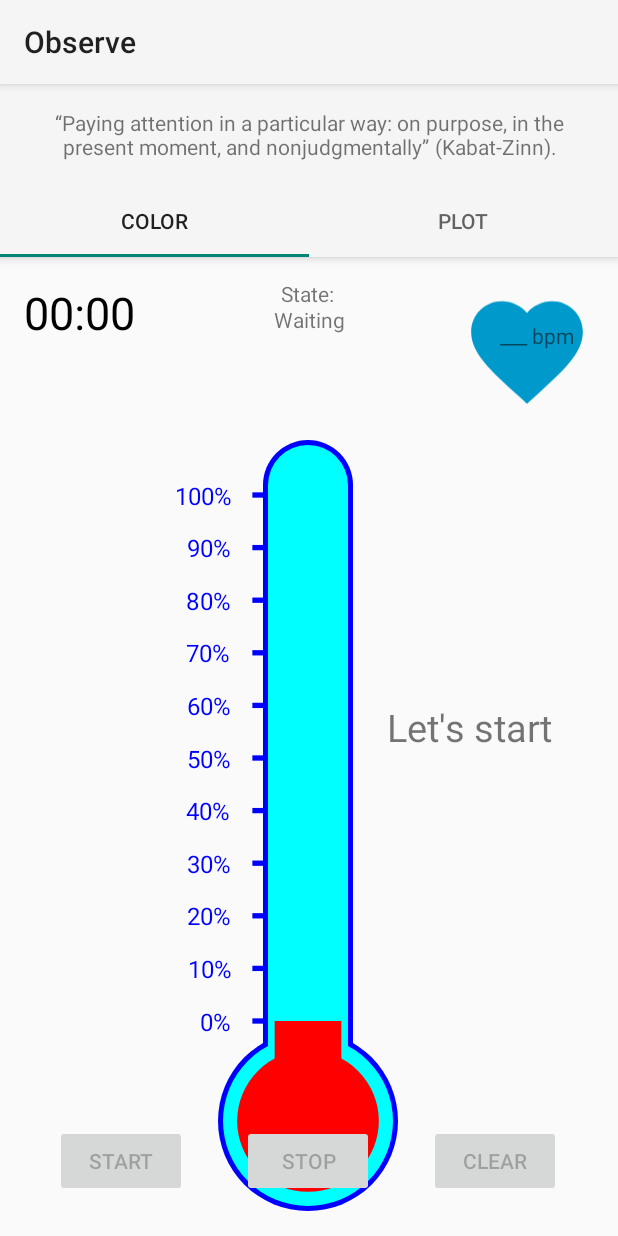
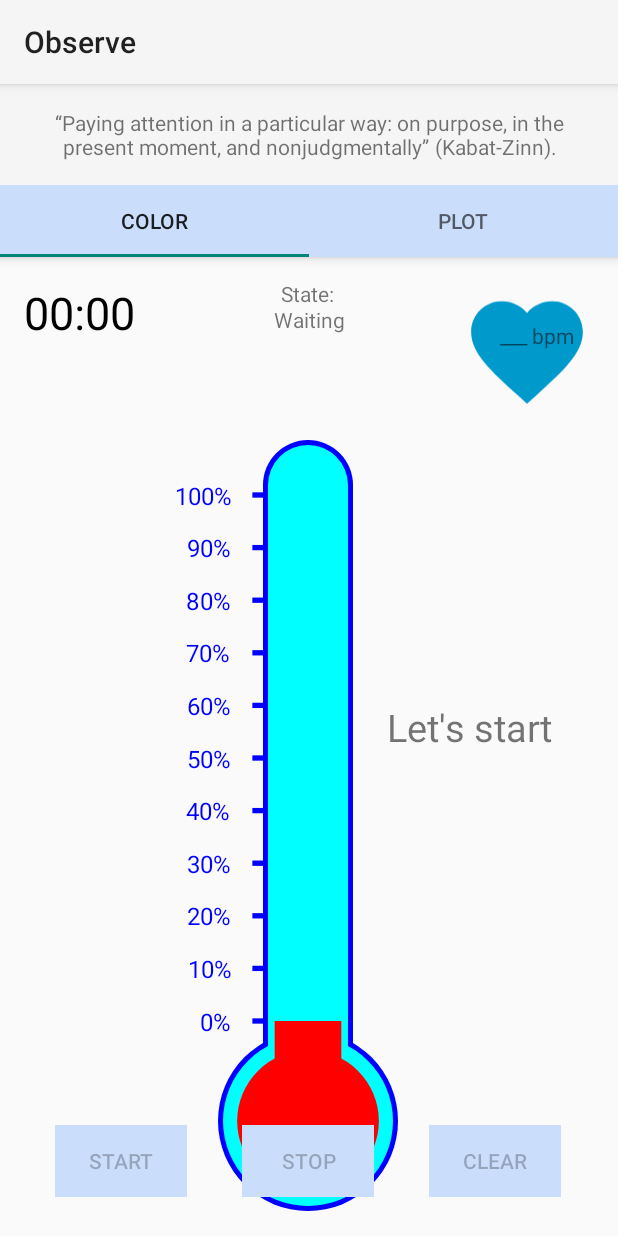
Before and after one commit to bitbalancer/spo2-monitoring, an Android app: the ColorFragment screen opened directly, with no data from a screen before it, on a phone screen of 412 x 824 dp. Run offline under Robolectric (Android 15) with nearby library versions, the phone set to English and light mode, and no system bars; our stand-ins replace Room's generated code; 6 statements that could not run were skipped.

Commit message:
Buttons and tab bar new color Acoustic alarm signal warning message (Toast)

```diff
--- a/app/src/main/java/info/plux/api/SpO2Monitoring/activities/MainActivity.java
+++ b/app/src/main/java/info/plux/api/SpO2Monitoring/activities/MainActivity.java
@@ -2,6 +2,7 @@ package info.plux.api.SpO2Monitoring.activities;
 
 import android.bluetooth.BluetoothDevice;
 import android.content.Intent;
+import android.media.MediaPlayer;
 import android.os.Bundle;
 import android.util.Log;
 
@@ -36,6 +37,7 @@ public class MainActivity extends AppCompatActivity {
         ViewPager viewPager = findViewById(R.id.view_pager);
         viewPager.setAdapter(sectionsPagerAdapter);
         tabs = findViewById(R.id.tabs);
+        tabs.setBackgroundColor(getResources().getColor(R.color.SteelBlue));
         tabs.setupWithViewPager(viewPager);
 
     }
--- a/app/src/main/java/info/plux/api/SpO2Monitoring/ui/main/ColorFragment.java
+++ b/app/src/main/java/info/plux/api/SpO2Monitoring/ui/main/ColorFragment.java
@@ -8,6 +8,7 @@ import android.content.IntentFilter;
 import android.content.pm.ActivityInfo;
 import android.content.res.Configuration;
 import android.graphics.Color;
+import android.media.MediaPlayer;
 import android.os.Build;
 import android.os.Bundle;
 import android.os.Handler;
@@ -21,6 +22,7 @@ import android.view.ViewGroup;
 import android.view.WindowManager;
 import android.widget.Button;
 import android.widget.TextView;
+import android.widget.Toast;
 
 import androidx.annotation.NonNull;
 import androidx.constraintlayout.widget.ConstraintLayout;
@@ -62,16 +64,9 @@ public class ColorFragment extends Fragment {
 
     public static final long DELAY = 1000;
     // Suggestion: Do not save ui states in prefs but in savedInstanceState
-    // State of running could be passed additionally instead of overly complex recording system
+
     // protected static SharedPreferences prefs;
     // protected static SharedPreferences.Editor editor;
-
-
-    /* When database reaches a certain size and hence the loading process takes some time,
-     * the observer is likely to register a change to database supposedly due to select queries in the loading process!
-     * This starts the heart beating undesired. Hence we use SingleLiveEvent to prevent this side effect.
-     */
-    protected static SingleLiveEvent<DataRow> isLoaded = new SingleLiveEvent<>();
 
     private static final int BPM_LIMIT = 40;
     // Adjust maximally expected value for your quantity
@@ -83,9 +78,8 @@ public class ColorFragment extends Fragment {
     private static final String STATE_KEY = "state";
 
 
-    protected static final int FREQUENCY = 20; // up to 1000 Hz possible but not recommendable due to substantial delay
+    protected static final int FREQUENCY = 40; // up to 1000 Hz possible but not recommendable due to substantial delay
     private int maxDataPoints = (int) Math.ceil(PlotFragment.MAX_X) * FREQUENCY; // Number of data points maximally hold in a series (GraphView)
-
 
     // Setup of Ports of Biosignalsplux hub
     // Ports ranges from 0 to 9. The bitmask designates the channels of the sensor.
@@ -107,6 +101,10 @@ public class ColorFragment extends Fragment {
     private ConstraintLayout colorFragmentLayout;
     // buttons
     private Button btStart, btPause, btClear;
+    // mediaplayer
+    private MediaPlayer alarmMP;
+    // toast
+    private Toast warningToast;
     // for connection state report
     private TextView stateView;
     // More TextViews to display data
@@ -235,6 +233,12 @@ public class ColorFragment extends Fragment {
 
         colorViewModel.getClickable().observe(getViewLifecycleOwner(), clickableObserver);
 
+        //------------------------------------------------------------------------------------------
+
+        alarmMP = MediaPlayer.create(getActivity(), R.raw.short_alarm);
+
+        warningToast = Toast.makeText(getContext(), getText(R.string.warning),Toast.LENGTH_LONG);
+
         return root;
     }
 
@@ -260,7 +264,10 @@ public class ColorFragment extends Fragment {
         btStart = root.findViewById(R.id.bt_start);
         btPause = root.findViewById(R.id.bt_pause);
         btClear = root.findViewById(R.id.bt_clear);
-        //Buttons.disable();
+        int btColor = getResources().getColor(R.color.SteelBlue);
+        btStart.setBackgroundColor(btColor);
+        btPause.setBackgroundColor(btColor);
+        btClear.setBackgroundColor(btColor);
 
         // time display
         timeView = root.findViewById(R.id.text_time);
@@ -886,6 +893,16 @@ public class ColorFragment extends Fragment {
             // In this for case Sp02 Sensor (Biosignalsplux)
             if (x < 80) {
                 colorLevelView.setText(R.string.VL);
+                // Plays alarm signal as long as x is lower than specified.
+
+                if(colorViewModel.getRunning()) {
+                    if (!alarmMP.isPlaying()) {
+                        alarmMP.start();
+                    }
+
+                    warningToast.show();
+
+                }
             } else if (x < 85) {
                 colorLevelView.setText(R.string.LO);
             } else if (x < 90) {
@@ -948,14 +965,11 @@ public class ColorFragment extends Fragment {
         if(colorViewModel.getPreviousOrientation() != Configuration.ORIENTATION_UNDEFINED // starting undefined
                 && colorViewModel.getPreviousOrientation() != currentOrientation) {
 
-            //ColorViewModel.rotating = true;
-            //colorViewModel.changeContinuant(0,true);
             Log.v(TAG, "Rotating");
             rotating = true;
 
         } else{
-            //ColorViewModel.rotating = false;
-            //colorViewModel.changeContinuant(0,false);
+
             Log.v(TAG, "Not rotating (task switch / home etc)");
             rotating = false;
         }
@@ -995,12 +1009,6 @@ public class ColorFragment extends Fragment {
                 activity.setRequestedOrientation(ActivityInfo.SCREEN_ORIENTATION_SENSOR_PORTRAIT);
             }
 
-
-            // Records orientation before orientation will become unlocked again.
-            //ColorViewModel.previousOrientation=currentOrientation;
-            //toBeSaved = false;
-
-
         } else {
             activity.getWindow().clearFlags(WindowManager.LayoutParams.FLAG_NOT_TOUCHABLE);
             if (Build.VERSION.SDK_INT >= Build.VERSION_CODES.JELLY_BEAN_MR2) {
--- a/app/src/main/res/values-w820dp/styles.xml
+++ b/app/src/main/res/values-w820dp/styles.xml
@@ -1,3 +1,4 @@
+<!-- Not necessary. You must use Theme.AppCompat. -->
 <resources>
 
     <!-- Base application theme. -->
--- a/app/src/main/res/values/colors.xml
+++ b/app/src/main/res/values/colors.xml
@@ -15,6 +15,7 @@
     <color name="white">#FFFFFFFF</color>
 
     <!-- my colors -->
+    <color name="SteelBlue">#CADEFC</color>
     <color name="White">#FFFFFFFF</color>
     <color name="Silver">#FFC0C0C0</color>
     <color name="Gray">#FF808080</color>
@@ -42,7 +43,7 @@
     <color name="High">#FFB533</color>
     <color name="VeryHigh">#FFA200</color>
 
-
+    <!-- scale -->
     <color name="outerColor">#FF0000FF</color>
     <color name="middleColor">#FF00FFFF</color>
     <color name="innerColor">#FFFF0000</color>
--- a/app/src/main/res/values/strings.xml
+++ b/app/src/main/res/values/strings.xml
@@ -34,5 +34,8 @@
     <string name="HI">HIGH</string>
     <string name="VH">VERY HIGH</string>
 
+    <!-- Toast -->
+    <string name="warning">Breath my dear! Time to take a break.</string>
+
 
 </resources>
--- a/app/src/main/res/values/themes.xml
+++ b/app/src/main/res/values/themes.xml
@@ -1 +1,2 @@
+<!-- Not necessary. You must use Theme.AppCompat. -->
 <resources></resources>
```
Also changed, not shown: app/src/main/AndroidManifest.xml (+5 -17 lines), 1 other file.
